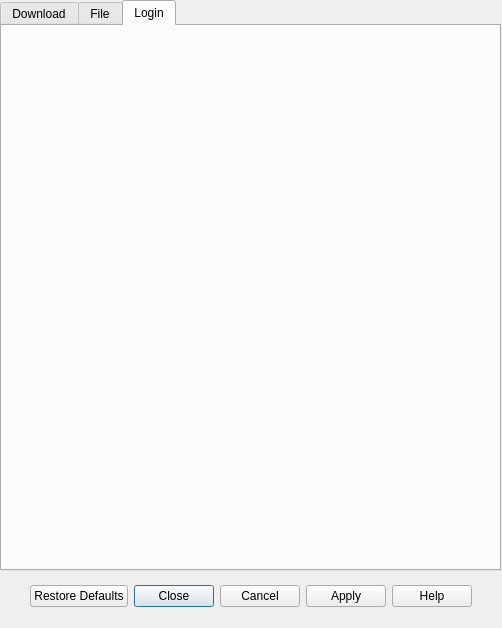
Old version of the form nhentai_gui/config_dialog.ui in the repository DukeValentine/nhentai-downloader.
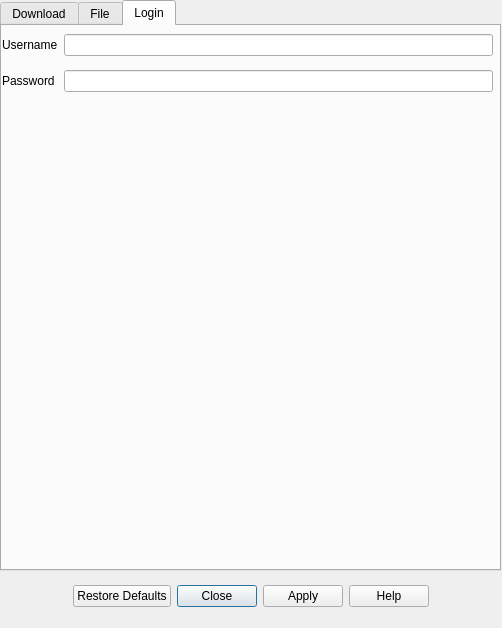
New version of the form. The open tabs and pages were chosen to show the change.

Commit message: Add custom pyqt signal for config dialog

The edit to the form file:
```diff
--- a/nhentai_gui/config_dialog.ui
+++ b/nhentai_gui/config_dialog.ui
@@ -26,7 +26,7 @@
     <enum>Qt::Horizontal</enum>
    </property>
    <property name="standardButtons">
-    <set>QDialogButtonBox::Apply|QDialogButtonBox::Cancel|QDialogButtonBox::Close|QDialogButtonBox::Help|QDialogButtonBox::RestoreDefaults</set>
+    <set>QDialogButtonBox::Apply|QDialogButtonBox::Close|QDialogButtonBox::Help|QDialogButtonBox::RestoreDefaults</set>
    </property>
    <property name="centerButtons">
     <bool>true</bool>
@@ -271,6 +271,38 @@
     <attribute name="title">
      <string>Login</string>
     </attribute>
+    <widget class="QWidget" name="">
+     <property name="geometry">
+      <rect>
+       <x>0</x>
+       <y>0</y>
+       <width>491</width>
+       <height>76</height>
+      </rect>
+     </property>
+     <layout class="QGridLayout" name="gridLayout_3">
+      <item row="0" column="0">
+       <widget class="QLabel" name="label_5">
+        <property name="text">
+         <string>Username</string>
+        </property>
+       </widget>
+      </item>
+      <item row="0" column="1">
+       <widget class="QLineEdit" name="lineEdit"/>
+      </item>
+      <item row="1" column="0">
+       <widget class="QLabel" name="label_6">
+        <property name="text">
+         <string>Password</string>
+        </property>
+       </widget>
+      </item>
+      <item row="1" column="1">
+       <widget class="QLineEdit" name="lineEdit_2"/>
+      </item>
+     </layout>
+    </widget>
    </widget>
   </widget>
  </widget>
```
Left out of the diff: 2 changed lines with no effect on the pictures. The commit also changes 4 other files.
